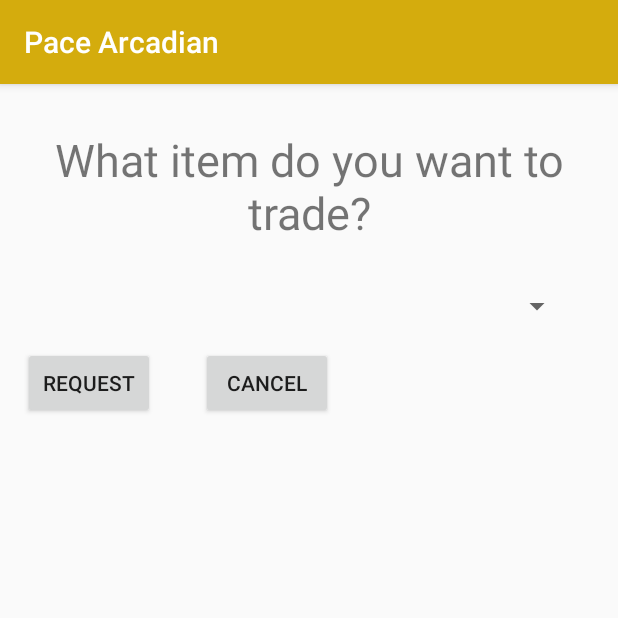
After one commit to averma74/AndroidProject_PaceArcadian, an Android app: the TradeFunctionalityActivity screen opened directly, with no data from a screen before it, on a phone screen of 412 x 824 dp, the top half of it. The commit adds this screen. Run offline under Robolectric (Android 15) with nearby library versions, the phone set to English and light mode, and no system bars.

Commit message:
Trade functionality

```diff
--- a/PaceArcadian/app/src/main/AndroidManifest.xml
+++ b/PaceArcadian/app/src/main/AndroidManifest.xml
@@ -29,6 +29,7 @@
         <activity android:name=".UpdateUserProfile" />
         <activity android:name=".TradeInventory" />
         <activity android:name=".AddItem" />
+        <activity android:name=".TradeFunctionalityActivity" />
     </application>
 
 </manifest>
--- /dev/null
+++ b/PaceArcadian/app/src/main/java/com/example/pacearcadian/TradeFunctionalityActivity.java
@@ -0,0 +1,31 @@
+package com.example.pacearcadian;
+
+import android.os.Bundle;
+import android.support.annotation.Nullable;
+import android.support.v7.app.AppCompatActivity;
+import android.widget.Button;
+import android.widget.Spinner;
+import android.widget.TextView;
+
+public class TradeFunctionalityActivity extends AppCompatActivity {
+
+    TextView mTextView;
+    Button mRequestButton, mCancelButton;
+    Spinner mDropdown;
+
+    @Override
+    protected void onCreate(@Nullable Bundle savedInstanceState) {
+        super.onCreate(savedInstanceState);
+        setContentView(R.layout.trading_activity);
+
+        mTextView = findViewById(R.id.select_item_to_trade);
+        mRequestButton = findViewById(R.id.request_button);
+        mCancelButton = findViewById(R.id.cancel_button);
+        mDropdown = findViewById(R.id.items_list_dropdown);
+        addValuesToDropdown();
+    }
+
+    private void addValuesToDropdown() {
+
+    }
+}
--- /dev/null
+++ b/PaceArcadian/app/src/main/res/layout/trading_activity.xml
@@ -0,0 +1,48 @@
+<?xml version="1.0" encoding="utf-8"?>
+<LinearLayout
+    xmlns:android="http://schemas.android.com/apk/res/android"
+    android:layout_width="match_parent"
+    android:layout_height="match_parent"
+    android:orientation="vertical">
+
+    <TextView
+        android:id="@+id/select_item_to_trade"
+        android:layout_width="wrap_content"
+        android:layout_height="wrap_content"
+        android:textSize="30sp"
+        android:text="@string/select_item_to_trade"
+        android:layout_margin="30dp"
+        android:layout_marginTop="30dp"
+        android:layout_gravity="center_horizontal"
+        android:textAlignment="center"
+        />
+
+    <Spinner
+        android:id="@+id/items_list_dropdown"
+        android:layout_width="fill_parent"
+        android:layout_height="wrap_content"
+        android:layout_marginEnd="30dp"
+        android:layout_marginStart="10dp"/>
+
+    <LinearLayout
+        android:layout_width="match_parent"
+        android:layout_height="wrap_content"
+        android:layout_gravity="center_horizontal">
+
+        <Button
+            android:id="@+id/request_button"
+            android:layout_width="wrap_content"
+            android:layout_height="wrap_content"
+            android:layout_margin="15dp"
+            android:text="@string/request"/>
+
+        <Button
+            android:id="@+id/cancel_button"
+            android:layout_width="wrap_content"
+            android:layout_height="wrap_content"
+            android:layout_margin="15dp"
+            android:text="@string/cancel"/>
+
+    </LinearLayout>
+
+</LinearLayout>
--- a/PaceArcadian/app/src/main/res/values/strings.xml
+++ b/PaceArcadian/app/src/main/res/values/strings.xml
@@ -69,6 +69,8 @@
     <string name="trade_requests">Trade Requests</string>
     <string name="trades_requested">Trades Requested</string>
     <string name="no_trade_requests">No Trade Requests</string>
+    <string name="select_item_to_trade">What item do you want to trade?</string>
+    <string name="request">Request</string>
     <string-array name="category_array">
         <item>APPARELS</item>
         <item>BOOKS</item>
```
